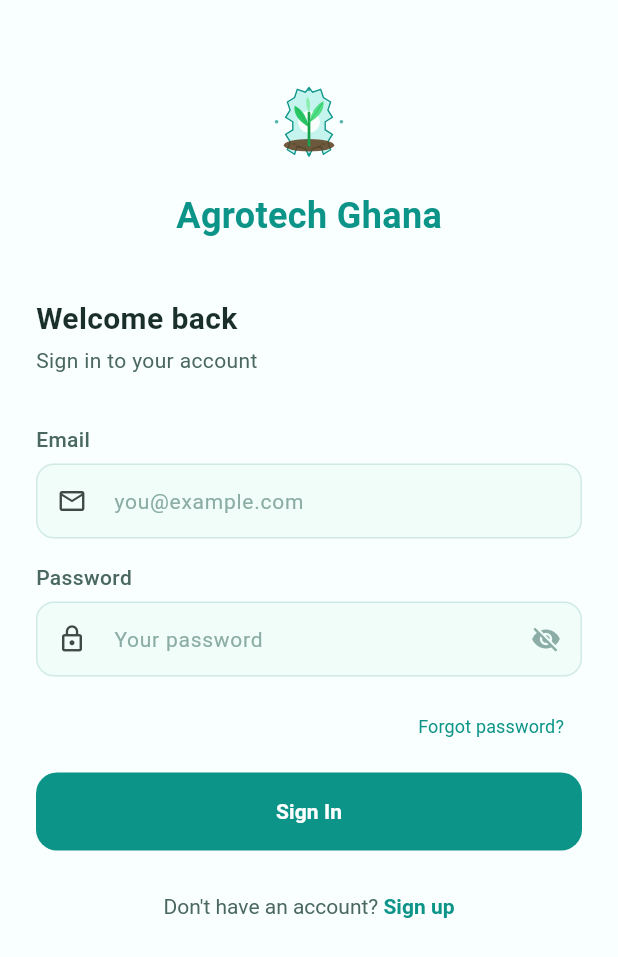
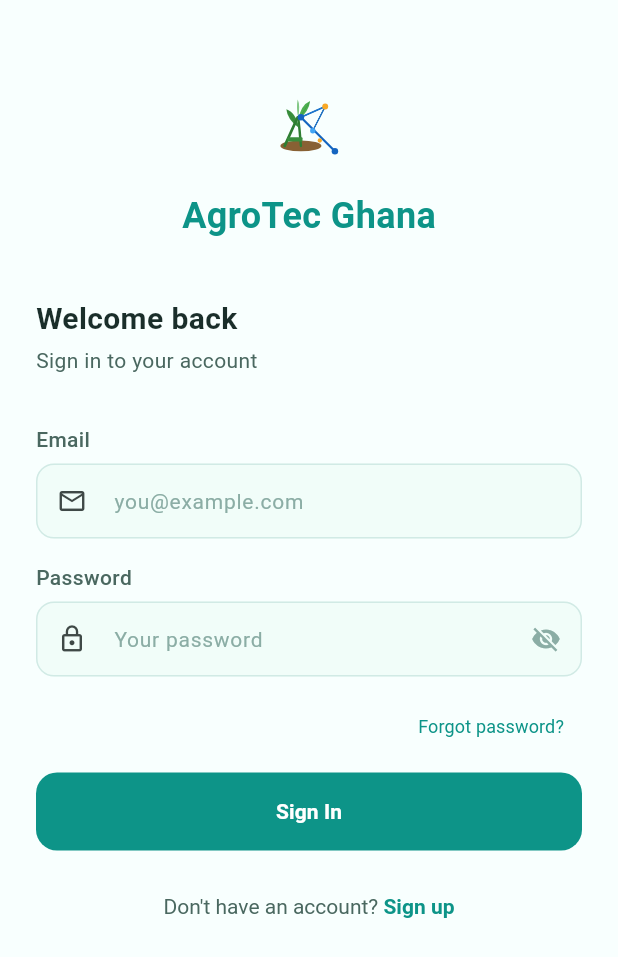
Before and after one commit to jjcopson/agrotec-ghana, a Flutter app: the LoginScreen screen opened by its route, on a phone screen of 412 x 824 dp. Shown: the top 957 px of the screen. Run offline on Flutter 3.47's test engine with Material 3 defaults, Android fonts, the phone set to English and light mode, and no system bars; our stand-ins replace cached_network_image, dio, firebase_messaging, flutter_local_notifications, flutter_riverpod, flutter_svg and 4 more; accounts and stored records are empty; Roboto replaces fonts that are missing (Poppins).

Commit message:
Rebrand to AgroTec Ghana — new logo, updated name and tagline

```diff
--- a/lib/core/constants/app_constants.dart
+++ b/lib/core/constants/app_constants.dart
@@ -4,9 +4,9 @@ class AppConstants {
   AppConstants._();
 
   // App Info
-  static const String appName = 'Agrotech Ghana';
+  static const String appName = 'AgroTec Ghana';
   static const String appVersion = '1.0.0';
-  static const String appTagline = 'Connecting Ghana\'s Agricultural Future';
+  static const String appTagline = 'Connecting the Agricultural Ecosystem';
 
   // Supabase
   static const String supabaseUrl = 'https://dzavfprgmnwdxzyjxivq.supabase.co';
--- a/lib/features/auth/presentation/screens/onboarding_screen.dart
+++ b/lib/features/auth/presentation/screens/onboarding_screen.dart
@@ -29,8 +29,7 @@ const _pages = [
     emoji: '🌾',
     gradientStart: Color(0xFF0F766E),
     gradientEnd: Color(0xFF2DD4BF),
-  ),
-  _OnboardPage(
+  ),  _OnboardPage(
     title: 'Expert\nConsultations',
     subtitle: 'Get professional advice from certified agricultural experts, lecturers, and consultants. First 10 minutes free.',
     emoji: '🎓',
--- a/lib/features/auth/presentation/screens/register_screen.dart
+++ b/lib/features/auth/presentation/screens/register_screen.dart
@@ -191,7 +191,7 @@ class _RegisterScreenState extends ConsumerState<RegisterScreen> {
           child: ListView(
             padding: const EdgeInsets.all(24),
             children: [
-              Text('Join Agrotech Ghana',
+              Text('Join AgroTec Ghana',
                   style: AppTextStyles.headlineMedium),
               const SizedBox(height: 4),
               Text(
--- a/lib/features/auth/presentation/screens/splash_screen.dart
+++ b/lib/features/auth/presentation/screens/splash_screen.dart
@@ -114,8 +114,7 @@ class _SplashScreenState extends ConsumerState<SplashScreen>
                       style: AppTextStyles.bodyMedium.copyWith(
                         color: Colors.white.withOpacity(0.8),
                       ),
-                    ),
-                    const SizedBox(height: 60),
+                    ),                    const SizedBox(height: 60),
                     SizedBox(
                       width: 28,
                       height: 28,
--- a/lib/main.dart
+++ b/lib/main.dart
@@ -29,7 +29,7 @@ class AgrotechGhanaApp extends ConsumerWidget {
     final router = ref.watch(appRouterProvider);
 
     return MaterialApp.router(
-      title: 'Agrotech Ghana',
+      title: 'AgroTec Ghana',
       debugShowCheckedModeBanner: false,
       theme: AppTheme.lightTheme,
       darkTheme: AppTheme.darkTheme,
--- a/pubspec.yaml
+++ b/pubspec.yaml
@@ -1,5 +1,5 @@
-name: agrotech_ghana
-description: Connecting Ghana's agricultural sector — farmers, experts, traders, and more.
+name: agrotec_ghana
+description: AgroTec Ghana — Connecting the Agricultural Ecosystem
 publish_to: 'none'
 version: 1.0.0+1
 
```
Also changed, not shown: assets/icons/logo.svg, 2 other files.
